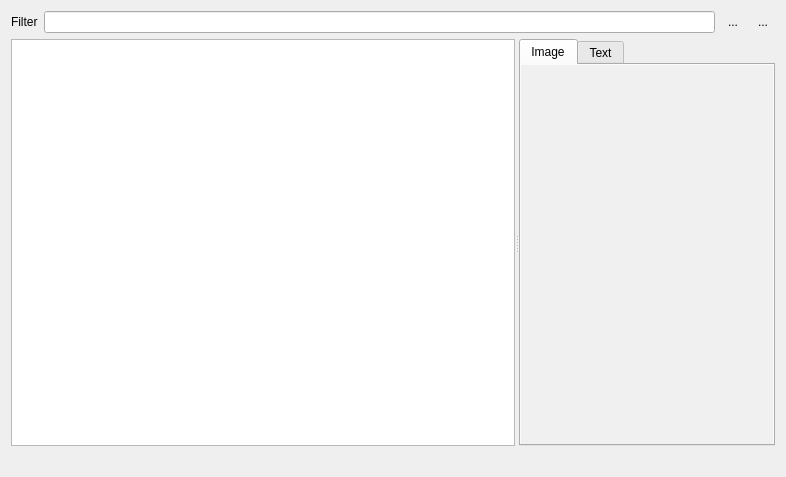
Before: the Qt Designer form qps/ui/qpsresourcebrowser.ui in EnMAP-Box/qgispluginsupport, drawn with Qt 5.
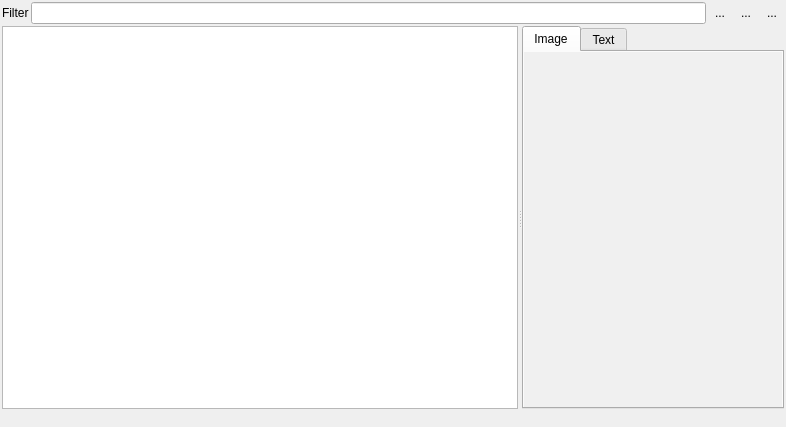
After: the same form once the commit is applied. Icons and pictures are not drawn. Custom widgets are drawn as their Qt base class.

Commit message: update pyqtgraph to 0.12.1 - fixed ret issue

```diff
--- a/qps/ui/qpsresourcebrowser.ui
+++ b/qps/ui/qpsresourcebrowser.ui
@@ -7,13 +7,28 @@
     <x>0</x>
     <y>0</y>
     <width>786</width>
-    <height>477</height>
+    <height>427</height>
    </rect>
   </property>
   <property name="windowTitle">
    <string>Form</string>
   </property>
   <layout class="QVBoxLayout" name="verticalLayout">
+   <property name="spacing">
+    <number>2</number>
+   </property>
+   <property name="leftMargin">
+    <number>2</number>
+   </property>
+   <property name="topMargin">
+    <number>2</number>
+   </property>
+   <property name="rightMargin">
+    <number>2</number>
+   </property>
+   <property name="bottomMargin">
+    <number>2</number>
+   </property>
    <item>
     <layout class="QHBoxLayout" name="horizontalLayout">
      <item>
@@ -36,6 +51,16 @@
        </property>
       </widget>
      </item>
+     <item>
+      <widget class="QToolButton" name="btnCaseSensitive">
+       <property name="text">
+        <string>...</string>
+       </property>
+       <property name="autoRaise">
+        <bool>true</bool>
+       </property>
+      </widget>
+     </item>
      <item>
       <widget class="QToolButton" name="btnReload">
        <property name="text">
@@ -53,7 +78,7 @@
      <property name="sizePolicy">
       <sizepolicy hsizetype="Expanding" vsizetype="Preferred">
        <horstretch>0</horstretch>
-       <verstretch>1</verstretch>
+       <verstretch>2</verstretch>
       </sizepolicy>
      </property>
      <property name="orientation">
```
Left out of the diff: 20 changed lines with no effect on the pictures. The commit also changes 1 other file.
